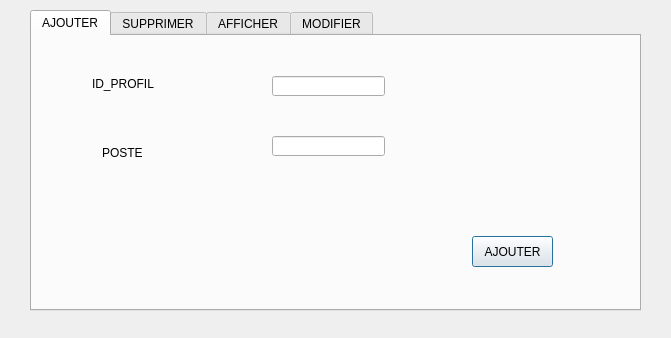
semahkadri/Smart_Cinema-Application-Desktop-, file gestion_profil.ui: the form before one commit.
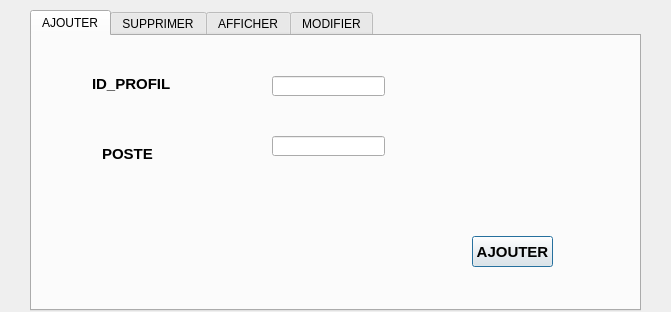
The form after the commit. Icons and pictures are not drawn.

The edit to the form file:
```diff
--- a/gestion_profil.ui
+++ b/gestion_profil.ui
@@ -7,7 +7,7 @@
     <x>0</x>
     <y>0</y>
     <width>671</width>
-    <height>338</height>
+    <height>312</height>
    </rect>
   </property>
   <property name="windowTitle">
@@ -41,6 +41,13 @@
        <height>31</height>
       </rect>
      </property>
+     <property name="font">
+      <font>
+       <pointsize>11</pointsize>
+       <weight>75</weight>
+       <bold>true</bold>
+      </font>
+     </property>
      <property name="text">
       <string>AJOUTER</string>
      </property>
@@ -50,10 +57,17 @@
       <rect>
        <x>60</x>
        <y>40</y>
-       <width>71</width>
+       <width>101</width>
        <height>16</height>
       </rect>
      </property>
+     <property name="font">
+      <font>
+       <pointsize>11</pointsize>
+       <weight>75</weight>
+       <bold>true</bold>
+      </font>
+     </property>
      <property name="text">
       <string>ID_PROFIL</string>
      </property>
@@ -83,10 +97,17 @@
       <rect>
        <x>70</x>
        <y>110</y>
-       <width>47</width>
-       <height>14</height>
+       <width>91</width>
+       <height>16</height>
       </rect>
      </property>
+     <property name="font">
+      <font>
+       <pointsize>11</pointsize>
+       <weight>75</weight>
+       <bold>true</bold>
+      </font>
+     </property>
      <property name="text">
       <string>POSTE</string>
      </property>
```
Left out of the diff: 34 changed lines with no effect on the pictures.
